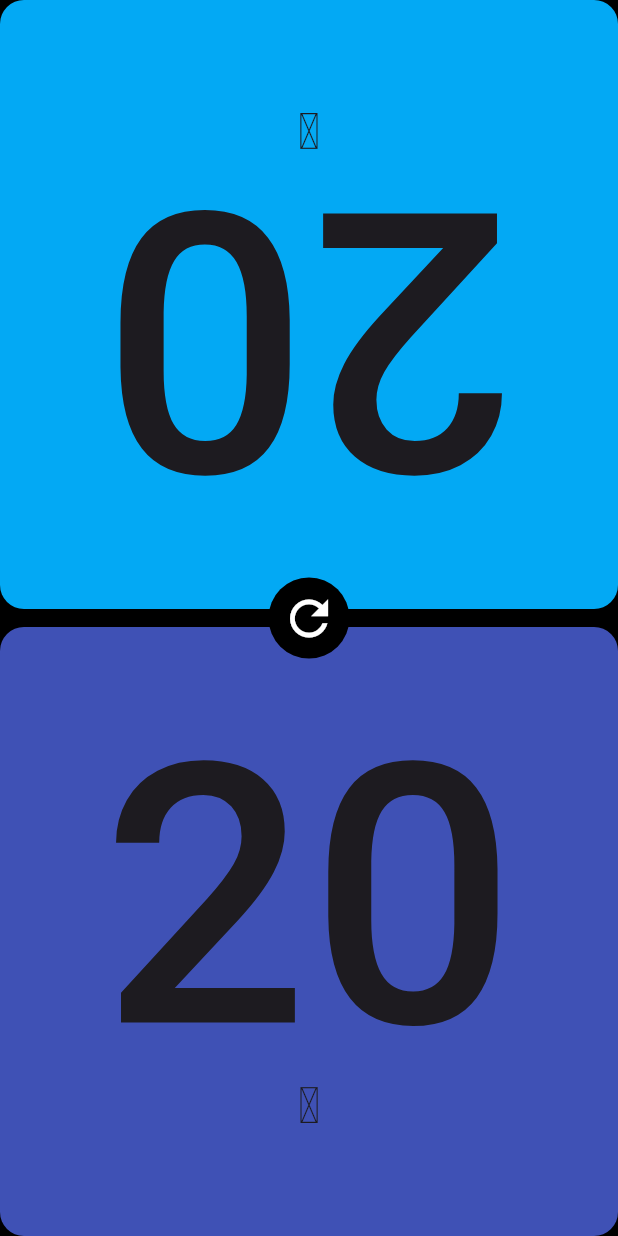
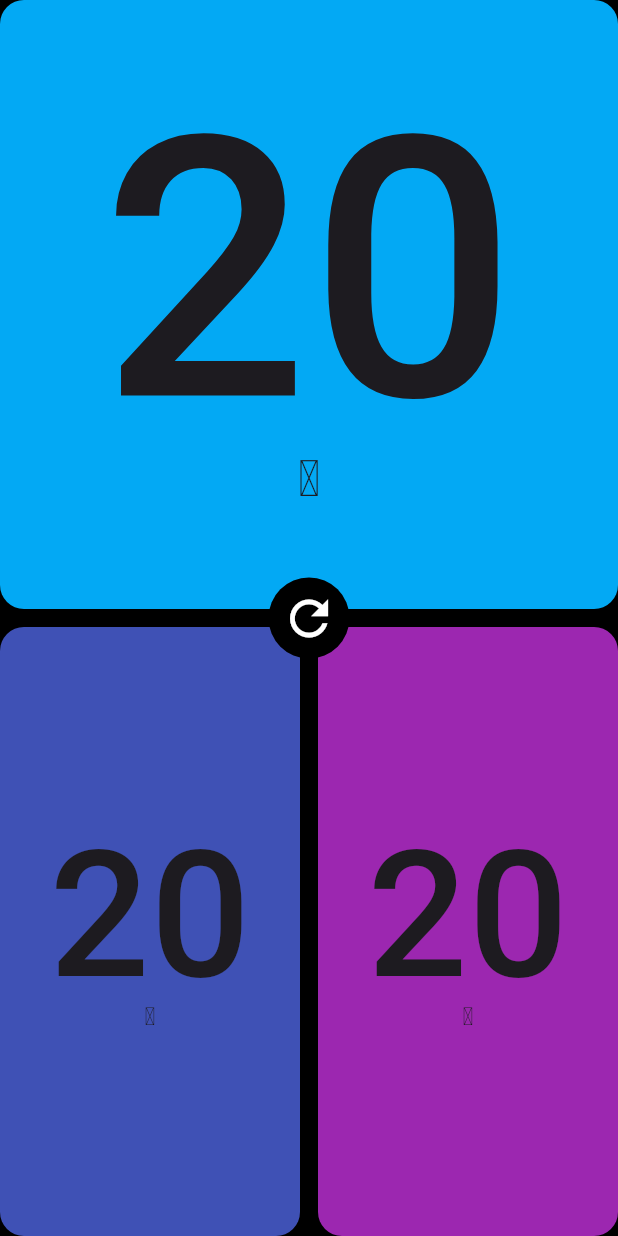
Before and after one commit to Frazier-Software/vitalmox, a Flutter app: the screen it shows after launch, on a phone screen of 412 x 824 dp. Run offline on Flutter 3.47's test engine with Material 3 defaults, Android fonts, the phone set to English and light mode, and no system bars.

Commit message:
support for n players

```diff
--- a/lib/src/app.dart
+++ b/lib/src/app.dart
@@ -19,18 +19,20 @@ class VitalMox extends StatefulWidget {
 }
 
 class _VitalMoxState extends State<VitalMox> {
+  final _numPlayers = 3;
   late final Map<Key, Player> _players;
 
   @override
   void initState() {
     super.initState();
 
-    var colors = List.from(Colors.primaries);
-    colors.shuffle();
-    _players = {
-      GlobalKey(): Player(color: colors[0]),
-      GlobalKey(): Player(color: colors[1]),
-    };
+    var colors = List.from(Colors.primaries)..shuffle();
+    _players = Map.fromEntries(
+      List.generate(
+        _numPlayers,
+        (index) => MapEntry(GlobalKey(), Player(color: colors[index])),
+      ),
+    );
   }
 
   @override
@@ -38,48 +40,43 @@ class _VitalMoxState extends State<VitalMox> {
     return Provider.value(
       value: widget.config,
       child: MaterialApp(
-        title: 'Vital Mox',
+        title: 'Vital Mox | MTG Life Counter',
         theme: ThemeData(canvasColor: Colors.black),
         home: Material(
           child: Stack(
             alignment: Alignment.center,
             children: [
-              OrientationBuilder(
-                builder: (context, orientation) {
-                  if (orientation == Orientation.portrait) {
-                    return Column(
+              OrientationBuilder(builder: (context, orientation) {
+                final outerWidget = orientation == Orientation.portrait ? Column.new : Row.new;
+                final innerWidget = orientation == Orientation.portrait ? Row.new : Column.new;
+                final spacing =
+                    orientation == Orientation.portrait ? verticalMargin12 : horizontalMargin12;
+
+                // maintain spacial layout by ordering entries with respect to orientation
+                final entries = _getOrderedPlayerEntries(orientation);
+                final topRowCount = _players.length ~/ 2;
+                final topRowItems = entries.sublist(0, topRowCount);
+                final bottomRowItems = entries.sublist(topRowCount);
+
+                return outerWidget(
                   crossAxisAlignment: CrossAxisAlignment.stretch,
                   children: [
-                        TrackerTile(
-                          key: _players.keys.elementAt(0),
-                          player: _players.values.elementAt(0),
-                          flip: true,
+                    Expanded(
+                      child: innerWidget(
+                        crossAxisAlignment: CrossAxisAlignment.stretch,
+                        children: _buildChildren(orientation, topRowItems),
                       ),
-                        verticalMargin12,
-                        TrackerTile(
-                          key: _players.keys.elementAt(1),
-                          player: _players.values.elementAt(1),
+                    ),
+                    spacing,
+                    Expanded(
+                      child: innerWidget(
+                        crossAxisAlignment: CrossAxisAlignment.stretch,
+                        children: _buildChildren(orientation, bottomRowItems),
+                      ),
                     ),
                   ],
                 );
-                  } else {
-                    return Row(
-                      crossAxisAlignment: CrossAxisAlignment.stretch,
-                      children: [
-                        TrackerTile(
-                          key: _players.keys.elementAt(0),
-                          player: _players.values.elementAt(0),
-                        ),
-                        horizontalMargin12,
-                        TrackerTile(
-                          key: _players.keys.elementAt(1),
-                          player: _players.values.elementAt(1),
-                        ),
-                      ],
-                    );
-                  }
-                },
-              ),
+              }),
               ResetButton(players: _players.values.toList()),
             ],
           ),
@@ -87,4 +84,40 @@ class _VitalMoxState extends State<VitalMox> {
       ),
     );
   }
+
+  List<MapEntry<Key, Player>> _getOrderedPlayerEntries(Orientation orientation) {
+    final entries = _players.entries.toList();
+    if (orientation == Orientation.portrait) {
+      // Row-major order: left-to-right, top-to-bottom
+      return entries;
     }
+
+    // Column-major order: top-to-bottom, left-to-right
+    final colCount = (_players.length / 2).ceil();
+    final reordered = <MapEntry<Key, Player>>[];
+
+    for (int row = 0; row < 2; row++) {
+      for (int col = 0; col < colCount; col++) {
+        int index = row + col * 2;
+        if (index < _players.length) {
+          reordered.add(entries[index]);
+        }
+      }
+    }
+    return reordered;
+  }
+
+  List<Widget> _buildChildren(Orientation orientation, List<MapEntry<Key, Player>> rowItems) {
+    final children = <Widget>[];
+    for (int i = 0; i < rowItems.length; i++) {
+      children.add(TrackerTile(
+        key: rowItems[i].key,
+        player: rowItems[i].value,
+      ));
+      if (i < rowItems.length - 1) {
+        children.add(orientation == Orientation.portrait ? horizontalMargin12 : verticalMargin12);
+      }
+    }
+    return children;
+  }
+}
--- a/lib/src/widgets/tracker_tile.dart
+++ b/lib/src/widgets/tracker_tile.dart
@@ -42,33 +42,35 @@ class _TrackerTileState extends State<TrackerTile> {
             child: Stack(
               fit: StackFit.passthrough,
               children: [
-                Row(
+                Positioned.fill(
+                  child: Column(
                     children: [
+                      Expanded(
+                        child: InkWell(
+                          onTap: activeCounter.increment,
+                          splashColor: Colors.black12,
+                          customBorder: const RoundedRectangleBorder(
+                            borderRadius: BorderRadius.only(
+                              topLeft: Radius.circular(16),
+                              topRight: Radius.circular(16),
+                            ),
+                          ),
+                        ),
+                      ),
                       Expanded(
                         child: InkWell(
                           onTap: activeCounter.decrement,
                           splashColor: Colors.black12,
                           customBorder: const RoundedRectangleBorder(
                             borderRadius: BorderRadius.only(
-                            topLeft: Radius.circular(16),
                               bottomLeft: Radius.circular(16),
-                          ),
-                        ),
-                      ),
-                    ),
-                    Expanded(
-                      child: InkWell(
-                        onTap: activeCounter.increment,
-                        splashColor: Colors.black12,
-                        customBorder: const RoundedRectangleBorder(
-                          borderRadius: BorderRadius.only(
-                            topRight: Radius.circular(16),
                               bottomRight: Radius.circular(16),
                             ),
                           ),
                         ),
                       ),
                     ],
+                  ),
                 ),
                 TrackerText(
                   counter: activeCounter,
```
Lines whose indentation alone changed are shown as unchanged.
